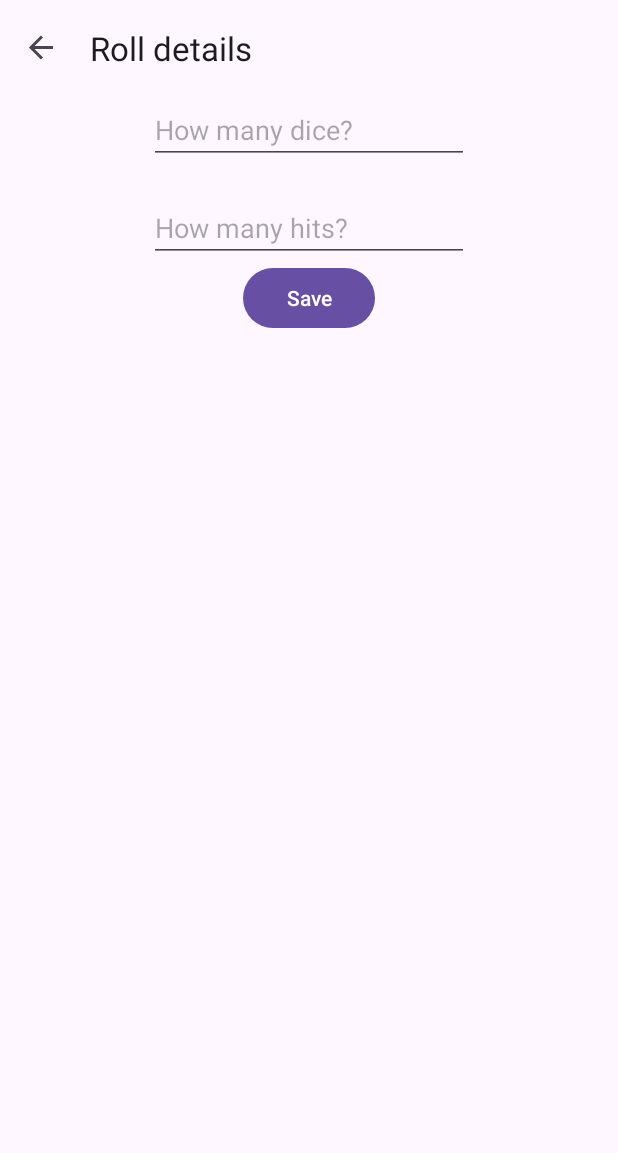
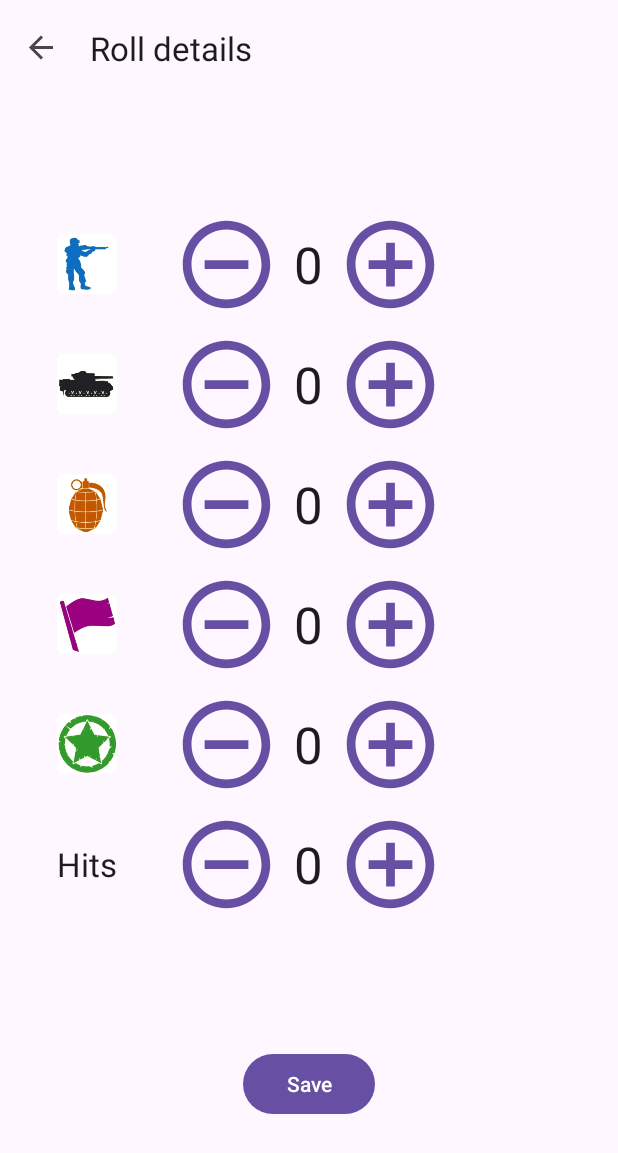
Before and after one commit to PKopel/MemoirStats, an Android app: the RollFragment screen opened through its navigation route, on a phone screen of 412 x 824 dp. Shown: the top 1153 px of the screen. Run offline under Robolectric (Android 15) with nearby library versions, the phone set to English and light mode, and no system bars; our stand-ins replace data binding, navigation-ui; libraries missing offline, so code that uses them is left out: io.realm.kotlin; 1 statement that could not run was skipped.

Commit message:
Refactor new roll layout for better ux (#8)

```diff
--- a/app/src/main/java/com/example/memoirstats/fragments/RollFragment.kt
+++ b/app/src/main/java/com/example/memoirstats/fragments/RollFragment.kt
@@ -4,29 +4,25 @@ import android.os.Bundle
 import android.view.LayoutInflater
 import android.view.View
 import android.view.ViewGroup
-import android.widget.GridLayout
-import android.widget.Spinner
-import androidx.core.view.children
-import androidx.core.view.setPadding
-import androidx.core.widget.addTextChangedListener
 import androidx.fragment.app.Fragment
 import androidx.fragment.app.activityViewModels
 import androidx.navigation.fragment.findNavController
-import com.example.memoirstats.adapters.DiceAdapter
-import com.example.memoirstats.databinding.FragmentRollBinding
+import com.example.memoirstats.databinding.NewRollTableBinding
 import com.example.memoirstats.model.DiceSide
 import com.example.memoirstats.model.Player
 import com.example.memoirstats.model.Roll
 import com.example.memoirstats.model.view.MemoirViewModel
+import com.example.memoirstats.model.view.QtyViewModel
 
 private const val ARG_PLAYER = "player"
 private const val ARG_SCENARIO = "scenario"
+
 /**
  * A simple [Fragment] subclass representing single dice roll.
  */
 class RollFragment : Fragment() {
 
-    private var _binding: FragmentRollBinding? = null
+    private var _binding: NewRollTableBinding? = null
 
     // This property is only valid between onCreateView and
     // onDestroyView.
@@ -48,31 +44,22 @@ class RollFragment : Fragment() {
         inflater: LayoutInflater, container: ViewGroup?,
         savedInstanceState: Bundle?
     ): View {
-        _binding = FragmentRollBinding.inflate(inflater, container, false)
-        binding.diceNumber.addTextChangedListener { text ->
-            val context = activity?.baseContext!!
-            binding.diceGroup.removeAllViews()
-            val diceNumber = text.toString().let { if (it.isBlank()) 0 else it.toInt() }
-            for (i in 0..<diceNumber) {
-                val diceSides = Spinner(context)
-                diceSides.id = 123 + i
-                diceSides.adapter = DiceAdapter(activity?.baseContext!!)
-                diceSides.background = null
-                diceSides.setPadding(10)
-                val rowSpec = GridLayout.spec(i / 2)
-                val columnSpan = if (i == diceNumber - 1)
-                    GridLayout.spec(i % 2, 1 + diceNumber % 2)
-                else
-                    GridLayout.spec(i % 2)
-                val layoutParams = GridLayout.LayoutParams(rowSpec, columnSpan)
-                binding.diceGroup.addView(diceSides, layoutParams)
-            }
-        }
+        _binding = NewRollTableBinding.inflate(inflater, container, false)
+        binding.lifecycleOwner = this
+        val infantry = QtyViewModel().also { binding.infantry = it }
+        val grenade = QtyViewModel().also { binding.grenade = it }
+        val tank = QtyViewModel().also { binding.tank = it }
+        val flag = QtyViewModel().also { binding.flag = it }
+        val star = QtyViewModel().also { binding.star = it }
+        val hits = QtyViewModel().also { binding.hits = it }
+
         binding.save.setOnClickListener { _ ->
-            val results =
-                binding.diceGroup.children.map { (it as Spinner).selectedItem as DiceSide }.toList()
-            val hits = binding.hitsNumber.text.toString().let { if (it.isBlank()) 0 else it.toInt() }
-            val roll = Roll(results, hits, player)
+            val results = List(infantry.quantity.value ?: 0) { DiceSide.Infantry } +
+                    List(grenade.quantity.value ?: 0) { DiceSide.Grenade } +
+                    List(tank.quantity.value ?: 0) { DiceSide.Tank } +
+                    List(flag.quantity.value ?: 0) { DiceSide.Flag } +
+                    List(star.quantity.value ?: 0) { DiceSide.Star }
+            val roll = Roll(results, hits.quantity.value ?: 0, player)
             viewModel.addRoll(roll)
             findNavController().navigateUp()
         }
--- a/app/src/main/java/com/example/memoirstats/model/view/MemoirViewModel.kt
+++ b/app/src/main/java/com/example/memoirstats/model/view/MemoirViewModel.kt
@@ -88,4 +88,21 @@ class MemoirViewModel : ViewModel() {
                 ?: 0
         )
     }
+
+    fun computeRatio(
+        filter: (Roll) -> Boolean = { true },
+        current: Boolean = true
+    ): LiveData<Double> {
+        val rolls =
+            if (current) currentScenario.value?.rolls
+            else scenarioMap.value?.values?.flatMap { it.rolls }
+        val hits = rolls?.filter(filter)
+            ?.map(Roll::hits)
+            ?.sum()
+            ?: 0
+        val dice = rolls?.flatMap { it.results }
+            ?.size
+            ?: 0
+        return MutableLiveData(hits * 100.0 / dice)
+    }
 }
--- /dev/null
+++ b/app/src/main/java/com/example/memoirstats/model/view/QtyViewModel.kt
@@ -0,0 +1,22 @@
+package com.example.memoirstats.model.view
+
+import androidx.lifecycle.LiveData
+import androidx.lifecycle.MutableLiveData
+import androidx.lifecycle.ViewModel
+
+class QtyViewModel : ViewModel() {
+
+    private val _quantity: MutableLiveData<Int> = MutableLiveData(0)
+    val quantity: LiveData<Int>
+        get() = _quantity
+
+    fun decrement() {
+        val qty = _quantity.value ?: 0
+        _quantity.value = 0.coerceAtLeast(qty - 1)
+    }
+
+    fun increment() {
+        val qty = _quantity.value ?: 0
+        _quantity.value = qty + 1
+    }
+}
--- a/app/src/main/java/com/example/memoirstats/model/view/ResultViewModel.kt
+++ b/app/src/main/java/com/example/memoirstats/model/view/ResultViewModel.kt
@@ -14,6 +14,8 @@ open class ResultViewModel(
         get() = memoirViewModel.countHits(filter, current).map { it.toString() }
     val dice: LiveData<String>
         get() = memoirViewModel.countSide(filter, current).map { it.toString() }
+    val ratio: LiveData<String>
+        get() = memoirViewModel.computeRatio(filter,current).map { String.format("%.1f", it) + "%" }
     val infantries: LiveData<String>
         get() = memoirViewModel.countSide(filter, current, DiceSide.Infantry.filter)
             .map { it.toString() }
--- /dev/null
+++ b/app/src/main/res/drawable/custom_btn_add.xml
@@ -0,0 +1,5 @@
+<?xml version="1.0" encoding="utf-8"?>
+<selector xmlns:android="http://schemas.android.com/apk/res/android">
+    <item android:state_pressed="false" android:drawable="@drawable/ic_add_circle_outline" />
+    <item android:state_pressed="true" android:drawable="@drawable/ic_add_circle_full" />
+</selector>
--- /dev/null
+++ b/app/src/main/res/drawable/custom_btn_remove.xml
@@ -0,0 +1,5 @@
+<?xml version="1.0" encoding="utf-8"?>
+<selector xmlns:android="http://schemas.android.com/apk/res/android">
+    <item android:state_pressed="false" android:drawable="@drawable/ic_remove_circle_outline" />
+    <item android:state_pressed="true" android:drawable="@drawable/ic_remove_circle_full" />
+</selector>
--- /dev/null
+++ b/app/src/main/res/drawable/ic_add_circle_full.xml
@@ -0,0 +1,9 @@
+<vector xmlns:android="http://schemas.android.com/apk/res/android"
+    android:width="24dp"
+    android:height="24dp"
+    android:viewportWidth="24.0"
+    android:viewportHeight="24.0">
+    <path
+        android:fillColor="#FF000000"
+        android:pathData="M12,2C6.48,2 2,6.48 2,12s4.48,10 10,10 10,-4.48 10,-10S17.52,2 12,2zM17,13h-4v4h-2v-4L7,13v-2h4L11,7h2v4h4v2z"/>
+</vector>
--- /dev/null
+++ b/app/src/main/res/drawable/ic_add_circle_outline.xml
@@ -0,0 +1,9 @@
+<vector xmlns:android="http://schemas.android.com/apk/res/android"
+    android:width="24dp"
+    android:height="24dp"
+    android:viewportWidth="24.0"
+    android:viewportHeight="24.0">
+    <path
+        android:fillColor="#FF000000"
+        android:pathData="M13,7h-2v4L7,11v2h4v4h2v-4h4v-2h-4L13,7zM12,2C6.48,2 2,6.48 2,12s4.48,10 10,10 10,-4.48 10,-10S17.52,2 12,2zM12,20c-4.41,0 -8,-3.59 -8,-8s3.59,-8 8,-8 8,3.59 8,8 -3.59,8 -8,8z"/>
+</vector>
--- /dev/null
+++ b/app/src/main/res/drawable/ic_remove_circle_full.xml
@@ -0,0 +1,9 @@
+<vector xmlns:android="http://schemas.android.com/apk/res/android"
+    android:width="24dp"
+    android:height="24dp"
+    android:viewportWidth="24.0"
+    android:viewportHeight="24.0">
+    <path
+        android:fillColor="#FF000000"
+        android:pathData="M12,2C6.48,2 2,6.48 2,12s4.48,10 10,10 10,-4.48 10,-10S17.52,2 12,2zM17,13L7,13v-2h10v2z"/>
+</vector>
--- /dev/null
+++ b/app/src/main/res/drawable/ic_remove_circle_outline.xml
@@ -0,0 +1,9 @@
+<vector xmlns:android="http://schemas.android.com/apk/res/android"
+    android:width="24dp"
+    android:height="24dp"
+    android:viewportWidth="24.0"
+    android:viewportHeight="24.0">
+    <path
+        android:fillColor="#FF000000"
+        android:pathData="M7,11v2h10v-2L7,11zM12,2C6.48,2 2,6.48 2,12s4.48,10 10,10 10,-4.48 10,-10S17.52,2 12,2zM12,20c-4.41,0 -8,-3.59 -8,-8s3.59,-8 8,-8 8,3.59 8,8 -3.59,8 -8,8z"/>
+</vector>
--- a/app/src/main/res/layout/fragment_roll.xml
+++ b/app/src/main/res/layout/fragment_roll.xml
@@ -1,7 +1,6 @@
 <?xml version="1.0" encoding="utf-8"?>
 <layout xmlns:android="http://schemas.android.com/apk/res/android"
-    xmlns:app="http://schemas.android.com/apk/res-auto"
-    xmlns:tools="http://schemas.android.com/tools">
+    xmlns:app="http://schemas.android.com/apk/res-auto">
 
     <data>
 
@@ -9,8 +8,7 @@
 
     <androidx.core.widget.NestedScrollView
         android:layout_width="match_parent"
-        android:layout_height="match_parent"
-        tools:context=".fragments.RollFragment">
+        android:layout_height="match_parent">
 
         <androidx.constraintlayout.widget.ConstraintLayout
             android:id="@+id/frameLayout"
--- /dev/null
+++ b/app/src/main/res/layout/inc_dec_layout.xml
@@ -0,0 +1,42 @@
+<?xml version="1.0" encoding="utf-8"?>
+<layout xmlns:android="http://schemas.android.com/apk/res/android">
+
+    <data>
+        <variable name="model" type="com.example.memoirstats.model.view.QtyViewModel" />
+    </data>
+
+    <LinearLayout
+        android:layout_width="match_parent"
+        android:layout_height="match_parent"
+        android:orientation="horizontal">
+
+
+        <Button
+            android:id="@+id/removeBtn"
+            android:layout_width="70dp"
+            android:layout_height="70dp"
+            android:background="@drawable/custom_btn_remove"
+            android:backgroundTint="#C5BCBC"
+            android:onClick="@{() -> model.decrement()}" />
+
+        <TextView
+            android:id="@+id/quantityView"
+            android:layout_width="wrap_content"
+            android:layout_height="match_parent"
+            android:gravity="center"
+            android:minEms="1"
+            android:text="@{model.quantity.toString()}"
+            android:textAlignment="center"
+            android:textAllCaps="false"
+            android:textAppearance="@style/TextAppearance.AppCompat.Large"
+            android:textSize="34sp" />
+
+        <Button
+            android:id="@+id/addBtn"
+            android:layout_width="70dp"
+            android:layout_height="70dp"
+            android:background="@drawable/custom_btn_add"
+            android:backgroundTint="#C5BCBC"
+            android:onClick="@{() -> model.increment()}" />
+    </LinearLayout>
+</layout>
--- /dev/null
+++ b/app/src/main/res/layout/new_roll_table.xml
@@ -0,0 +1,190 @@
+<?xml version="1.0" encoding="utf-8"?>
+<layout xmlns:android="http://schemas.android.com/apk/res/android"
+    xmlns:app="http://schemas.android.com/apk/res-auto"
+    xmlns:tools="http://schemas.android.com/tools">
+
+    <data>
+
+        <variable
+            name="infantry"
+            type="com.example.memoirstats.model.view.QtyViewModel" />
+
+        <variable
+            name="tank"
+            type="com.example.memoirstats.model.view.QtyViewModel" />
+
+        <variable
+            name="grenade"
+            type="com.example.memoirstats.model.view.QtyViewModel" />
+
+        <variable
+            name="star"
+            type="com.example.memoirstats.model.view.QtyViewModel" />
+
+        <variable
+            name="flag"
+            type="com.example.memoirstats.model.view.QtyViewModel" />
+
+        <variable
+            name="hits"
+            type="com.example.memoirstats.model.view.QtyViewModel" />
+    </data>
+
+
+    <androidx.constraintlayout.widget.ConstraintLayout
+        android:id="@+id/frameLayout"
+        android:layout_width="match_parent"
+        android:layout_height="match_parent">
+
+        <TableLayout
+            android:id="@+id/tableLayout"
+            android:layout_width="match_parent"
+            android:layout_height="wrap_content"
+            app:layout_constraintBottom_toTopOf="@+id/save"
+            app:layout_constraintEnd_toEndOf="parent"
+            app:layout_constraintStart_toStartOf="parent"
+            app:layout_constraintTop_toTopOf="parent"
+            android:stretchColumns="*"
+            tools:context=".fragments.RollFragment">
+
+            <TableRow android:layout_marginBottom="10dp">
+
+                <LinearLayout
+                    android:layout_width="0dp"
+                    android:layout_height="match_parent"
+                    android:gravity="center"
+                    android:orientation="horizontal">
+
+                    <com.google.android.material.imageview.ShapeableImageView
+                        android:id="@+id/infantryImageView"
+                        style="@style/Style.App.roundedImageView"
+                        android:layout_width="40dp"
+                        android:layout_height="40dp"
+                        app:srcCompat="@drawable/infantry" />
+                </LinearLayout>
+
+                <include
+                    layout="@layout/inc_dec_layout"
+                    app:model="@{infantry}" />
+
+            </TableRow>
+
+            <TableRow android:layout_marginBottom="10dp">
+
+
+                <LinearLayout
+                    android:layout_width="0dp"
+                    android:layout_height="match_parent"
+                    android:gravity="center"
+                    android:orientation="horizontal">
+
+                    <com.google.android.material.imageview.ShapeableImageView
+                        android:id="@+id/tankImageView"
+                        style="@style/Style.App.roundedImageView"
+                        android:layout_width="40dp"
+                        android:layout_height="40dp"
+                        android:gravity="center"
+                        app:srcCompat="@drawable/tank" />
+                </LinearLayout>
+
+                <include
+                    layout="@layout/inc_dec_layout"
+                    app:model="@{tank}" />
+            </TableRow>
+
+            <TableRow android:layout_marginBottom="10dp">
+
+
+                <LinearLayout
+                    android:layout_width="0dp"
+                    android:layout_height="match_parent"
+                    android:gravity="center"
+                    android:orientation="horizontal">
+
+                    <com.google.android.material.imageview.ShapeableImageView
+                        android:id="@+id/grenadeImageView"
+                        style="@style/Style.App.roundedImageView"
+                        android:layout_width="40dp"
+                        android:layout_height="40dp"
+                        android:gravity="center"
+                        app:srcCompat="@drawable/grenade" />
+                </LinearLayout>
+
+                <include
+                    layout="@layout/inc_dec_layout"
+                    app:model="@{grenade}" />
+            </TableRow>
+
+            <TableRow android:layout_marginBottom="10dp">
+
+
+                <LinearLayout
+                    android:layout_width="0dp"
+                    android:layout_height="match_parent"
+                    android:gravity="center"
+                    android:orientation="horizontal">
+
+                    <com.google.android.material.imageview.ShapeableImageView
+                        android:id="@+id/flagImageView"
+                        style="@style/Style.App.roundedImageView"
+                        android:layout_width="40dp"
+                        android:layout_height="40dp"
+                        android:gravity="center"
+                        app:srcCompat="@drawable/flag" />
+                </LinearLayout>
+
+                <include
+                    layout="@layout/inc_dec_layout"
+                    app:model="@{flag}" />
+            </TableRow>
+
+            <TableRow android:layout_marginBottom="10dp">
+
+
+                <LinearLayout
+                    android:layout_width="0dp"
+                    android:layout_height="match_parent"
+                    android:gravity="center"
+                    android:orientation="horizontal">
+
+                    <com.google.android.material.imageview.ShapeableImageView
+                        android:id="@+id/starImageView"
+                        style="@style/Style.App.roundedImageView"
+                        android:layout_width="40dp"
+                        android:layout_height="40dp"
+                        android:gravity="center"
+                        app:srcCompat="@drawable/star" />
+                </LinearLayout>
+
+                <include
+                    layout="@layout/inc_dec_layout"
+                    app:model="@{star}" />
+            </TableRow>
+
+            <TableRow android:layout_marginBottom="10dp">
+
+                <TextView
+                    android:id="@+id/hitsLabelTextView"
+                    android:layout_width="0dp"
+                    android:layout_height="match_parent"
+                    android:gravity="center"
+                    android:text="@string/hits"
+                    android:textAppearance="@style/TextAppearance.AppCompat.Large" />
+
+                <include
+                    layout="@layout/inc_dec_layout"
+                    app:model="@{hits}" />
+            </TableRow>
+        </TableLayout>
+
+        <Button
+            android:id="@+id/save"
+            android:layout_width="wrap_content"
+            android:layout_height="wrap_content"
+            android:text="@string/save"
+            app:layout_constraintBottom_toBottomOf="parent"
+            app:layout_constraintEnd_toEndOf="parent"
+            app:layout_constraintStart_toStartOf="parent"
+            app:layout_constraintTop_toBottomOf="@+id/tableLayout" />
+    </androidx.constraintlayout.widget.ConstraintLayout>
+</layout>
--- a/app/src/main/res/layout/results_table.xml
+++ b/app/src/main/res/layout/results_table.xml
@@ -338,5 +338,40 @@
                 android:text="@{defender.dice}"
                 android:textAppearance="@style/TextAppearance.AppCompat.Large" />
         </TableRow>
+
+        <TableRow android:layout_marginBottom="10dp">
+
+            <TextView
+                android:id="@+id/ratioLabelTextView"
+                android:layout_width="0dp"
+                android:layout_height="match_parent"
+                android:gravity="center"
+                android:text="@string/ratio"
+                android:textAppearance="@style/TextAppearance.AppCompat.Large" />
+
+            <TextView
+                android:id="@+id/ratioTextView"
+                android:layout_width="0dp"
+                android:layout_height="match_parent"
+                android:gravity="center"
+                android:text="@{total.ratio}"
+                android:textAppearance="@style/TextAppearance.AppCompat.Large" />
+
+            <TextView
+                android:id="@+id/ratioAttackerTextView"
+                android:layout_width="0dp"
+                android:layout_height="match_parent"
+                android:gravity="center"
+                android:text="@{attacker.ratio}"
+                android:textAppearance="@style/TextAppearance.AppCompat.Large" />
+
+            <TextView
+                android:id="@+id/ratioDefenderTextView"
+                android:layout_width="0dp"
+                android:layout_height="match_parent"
+                android:gravity="center"
+                android:text="@{defender.ratio}"
+                android:textAppearance="@style/TextAppearance.AppCompat.Large" />
+        </TableRow>
     </TableLayout>
 </layout>
--- a/app/src/main/res/values/strings.xml
+++ b/app/src/main/res/values/strings.xml
@@ -14,6 +14,7 @@
     <string name="save">Save</string>
     <string name="hits">Hits</string>
     <string name="dice">Dice</string>
+    <string name="ratio">Ratio</string>
     <string name="diceSideLabel">Value</string>
     <string name="totalLabel">Total</string>
     <string name="attackerLabel">Attacker</string>
```
Also changed, not shown: 1 other file.
